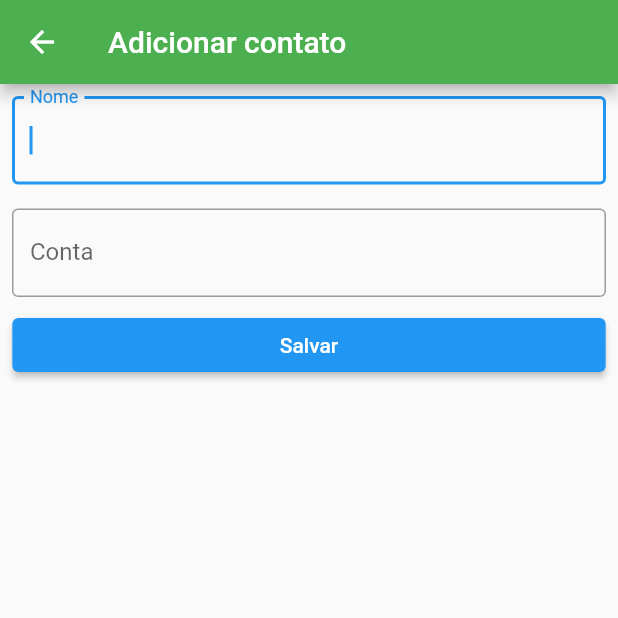
After one commit to gabriel060120/app-bank, a Flutter app: the ContactsList screen opened directly, after a tap on the "add" icon, on a phone screen of 412 x 824 dp, the top half of it. The commit adds this screen. Run offline on Flutter 3.47's test engine with Material 2 defaults, Android fonts, the phone set to English and light mode, and no system bars.

Commit message:
add form de contatos

```diff
--- /dev/null
+++ b/lib/screens/contatos/contact_form.dart
@@ -0,0 +1,76 @@
+import 'package:flutter/material.dart';
+import 'package:flutter/src/foundation/key.dart';
+import 'package:flutter/src/widgets/framework.dart';
+
+import 'contact_model.dart';
+
+class ContactForm extends StatefulWidget {
+  ContactForm({Key key}) : super(key: key);
+
+  @override
+  State<ContactForm> createState() => _ContactFormState();
+}
+
+class _ContactFormState extends State<ContactForm> {
+  TextEditingController nameController = TextEditingController();
+
+  TextEditingController contaController = TextEditingController();
+
+  FocusNode contaFocus = FocusNode();
+
+  @override
+  Widget build(BuildContext context) {
+    return Scaffold(
+      appBar: AppBar(
+        title: Text("Adicionar contato"),
+      ),
+      body: Column(
+        children: [
+          Padding(
+            padding: const EdgeInsets.all(8.0),
+            child: TextField(
+              decoration: InputDecoration(
+                labelText: "Nome",
+                border: OutlineInputBorder(),
+              ),
+              autofocus: true,
+              onEditingComplete: () {
+                FocusScope.of(context).requestFocus(contaFocus);
+              },
+              controller: nameController,
+            ),
+          ),
+          Padding(
+            padding: const EdgeInsets.all(8.0),
+            child: TextFormField(
+              keyboardType: TextInputType.number,
+              decoration: InputDecoration(
+                labelText: "Conta",
+                border: OutlineInputBorder(),
+              ),
+              controller: contaController,
+              focusNode: contaFocus,
+            ),
+          ),
+          SizedBox(
+            width: MediaQuery.of(context).size.width * 0.96,
+            child: ElevatedButton(
+                onPressed: () {
+                  if (nameController.text.isNotEmpty &&
+                      nameController.text != null &&
+                      contaController.text.trim().isNotEmpty &&
+                      contaController.text != null) {
+                    final String newName = nameController.text;
+                    final int newConta = int.tryParse(contaController.text);
+                    final Contact newContact =
+                        Contact(name: newName, conta: newConta);
+                    Navigator.pop(context, newContact);
+                  }
+                },
+                child: Text("Salvar")),
+          )
+        ],
+      ),
+    );
+  }
+}
--- a/lib/screens/contatos/contacts_list.dart
+++ b/lib/screens/contatos/contacts_list.dart
@@ -1,6 +1,7 @@
 import 'package:flutter/cupertino.dart';
 import 'package:flutter/material.dart';
 
+import 'contact_form.dart';
 import 'contact_model.dart';
 
 class ContactsList extends StatelessWidget {
@@ -8,7 +9,7 @@ class ContactsList extends StatelessWidget {
 
   @override
   Widget build(BuildContext context) {
-    List<Contact> _contatos = [];
+    List<Contact> _contatos = [Contact(conta: 112, name: "Marcos")];
     return Scaffold(
       appBar: AppBar(
         title: Text("Contatos"),
@@ -18,6 +19,18 @@ class ContactsList extends StatelessWidget {
         itemBuilder: (context, index) {
           return ItemContacts(_contatos[index]);
         },
+      ),
+      floatingActionButton: FloatingActionButton(
+        onPressed: () {
+          Navigator.push(
+              context,
+              MaterialPageRoute(
+                builder: (context) => ContactForm(),
+              )).then((value) {
+            _contatos.add(value);
+          });
+        },
+        child: Icon(Icons.add),
       ),
     );
   }
@@ -32,9 +45,14 @@ class ItemContacts extends StatelessWidget {
   Widget build(BuildContext context) {
     return Card(
         child: ListTile(
-      leading: Icon(Icons.monetization_on),
-      title: Text(_contact.name),
-      subtitle: Text(_contact.conta.toString()),
+      title: Text(
+        _contact.name,
+        style: TextStyle(fontSize: 24),
+      ),
+      subtitle: Text(
+        _contact.conta.toString(),
+        style: TextStyle(fontSize: 16),
+      ),
     ));
   }
 }
```
